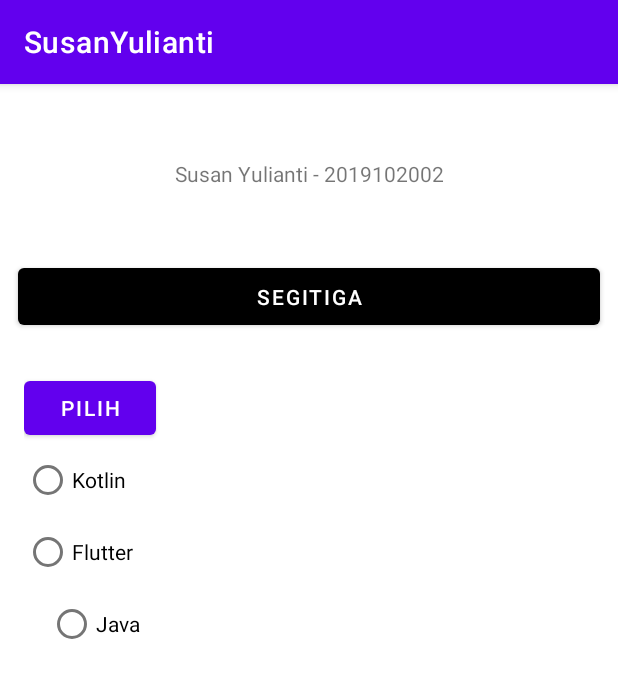
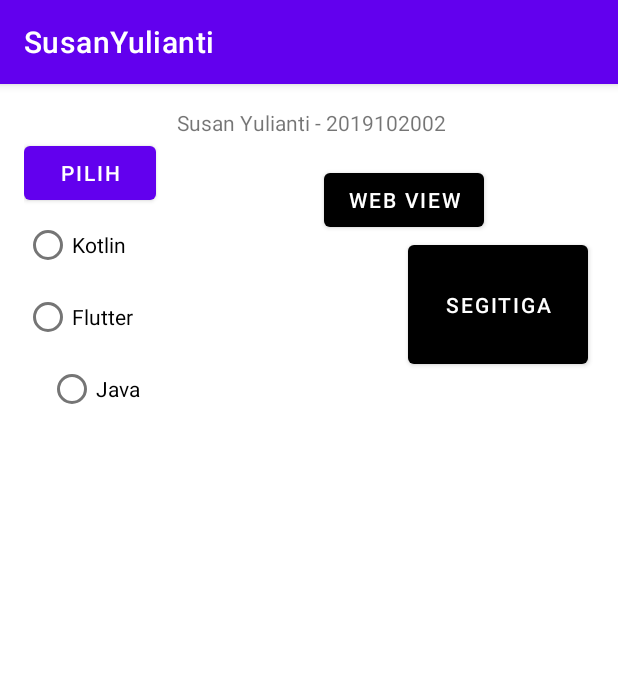
Before and after one commit to susanyulianti/ApkMobile_SusanYulianti, an Android app: the screen it shows after launch (MainActivity), on a phone screen of 412 x 824 dp. Shown: the top 678 px of the screen. Run offline under Robolectric (Android 15) with nearby library versions, the light colour scheme and no system bars.

Commit message:
web view

```diff
--- a/app/src/main/AndroidManifest.xml
+++ b/app/src/main/AndroidManifest.xml
@@ -1,6 +1,8 @@
 <?xml version="1.0" encoding="utf-8"?>
 <manifest xmlns:android="http://schemas.android.com/apk/res/android"
     package="com.mobile.susanyulianti">
+
+    <uses-permission android:name="android.permission.INTERNET" />
 
     <application
         android:allowBackup="true"
@@ -9,6 +11,9 @@
         android:roundIcon="@mipmap/ic_launcher_round"
         android:supportsRtl="true"
         android:theme="@style/Theme.SusanYulianti">
+        <activity
+            android:name=".ViewWeb"
+            android:exported="true" />
         <activity
             android:name=".Segetiga"
             android:exported="true" />
--- a/app/src/main/java/com/mobile/susanyulianti/MainActivity.java
+++ b/app/src/main/java/com/mobile/susanyulianti/MainActivity.java
@@ -13,6 +13,7 @@ public class MainActivity extends AppCompatActivity {
 
     private Button viewsegtiga;
     private  Button viewpilih;
+    private Button viewweb;
 
 
     @Override
@@ -23,6 +24,7 @@ public class MainActivity extends AppCompatActivity {
         //deklarasi ID
         viewsegtiga = (Button) findViewById(R.id.segitiga);
         viewpilih = (Button)findViewById(R.id.pilih);
+        viewweb = (Button) findViewById(R.id.webview);
 
 
         //aksi listener atau intent
@@ -31,6 +33,12 @@ public class MainActivity extends AppCompatActivity {
             public void onClick(View v) {
                 //memanggil class segitiga
                 startActivity(new Intent(getApplicationContext(),Segetiga.class));
+            }
+        });
+        viewweb.setOnClickListener(new View.OnClickListener() {
+            @Override
+            public void onClick(View v) {
+                startActivity(new Intent(getApplicationContext(),ViewWeb.class));
             }
         });
         //aksi radio
--- a/app/src/main/res/layout/activity_main.xml
+++ b/app/src/main/res/layout/activity_main.xml
@@ -10,10 +10,9 @@
         android:id="@+id/linearLayout3"
         android:layout_width="0dp"
         android:layout_height="0dp"
-        android:layout_marginBottom="16dp"
         android:layout_weight="1"
-        app:layout_constraintBottom_toTopOf="@+id/textView2"
-        app:layout_constraintEnd_toEndOf="parent"
+        app:layout_constraintBottom_toTopOf="parent"
+        app:layout_constraintEnd_toStartOf="parent"
         app:layout_constraintStart_toStartOf="parent"
         app:layout_constraintTop_toTopOf="parent">
 
@@ -22,27 +21,26 @@
 
     <Button
         android:id="@+id/segitiga"
-        android:layout_width="0dp"
-        android:layout_height="50dp"
-        android:layout_marginStart="12dp"
-        android:layout_marginEnd="12dp"
-        android:layout_marginBottom="601dp"
+        android:layout_width="120dp"
+        android:layout_height="0dp"
+        android:layout_marginEnd="20dp"
+        android:layout_marginBottom="575dp"
         android:text="Segitiga"
         app:backgroundTint="@color/black"
         app:layout_constraintBottom_toBottomOf="parent"
         app:layout_constraintEnd_toEndOf="parent"
-        app:layout_constraintHorizontal_bias="0.0"
-        app:layout_constraintStart_toStartOf="parent"
-        app:layout_constraintTop_toBottomOf="@+id/textView2" />
+        app:layout_constraintTop_toBottomOf="@+id/webview" />
 
     <RadioGroup
         android:id="@+id/rgjenis"
-        android:layout_width="150dp"
+        android:layout_width="0dp"
         android:layout_height="0dp"
         android:layout_marginStart="16dp"
-        android:layout_marginTop="25dp"
+        android:layout_marginEnd="80dp"
+        app:layout_constraintBottom_toBottomOf="parent"
+        app:layout_constraintEnd_toStartOf="@+id/webview"
         app:layout_constraintStart_toStartOf="parent"
-        app:layout_constraintTop_toBottomOf="@+id/segitiga">
+        app:layout_constraintTop_toBottomOf="@+id/textView2">
 
         <Button
             android:id="@+id/pilih"
@@ -82,11 +80,24 @@
         android:id="@+id/textView2"
         android:layout_width="wrap_content"
         android:layout_height="wrap_content"
-        android:layout_marginBottom="47dp"
+        android:layout_marginTop="16dp"
+        android:layout_marginEnd="25dp"
+        android:layout_marginBottom="18dp"
         android:text="Susan Yulianti - 2019102002"
+        app:layout_constraintBottom_toTopOf="@+id/webview"
+        app:layout_constraintEnd_toEndOf="@+id/webview"
+        app:layout_constraintTop_toTopOf="parent" />
+
+    <Button
+        android:id="@+id/webview"
+        android:layout_width="wrap_content"
+        android:layout_height="wrap_content"
+        android:layout_marginEnd="89dp"
+        android:text="Web View"
+        app:backgroundTint="@color/black"
         app:layout_constraintBottom_toTopOf="@+id/segitiga"
         app:layout_constraintEnd_toEndOf="parent"
-        app:layout_constraintStart_toStartOf="parent"
-        app:layout_constraintTop_toBottomOf="@+id/linearLayout3" />
+        app:layout_constraintStart_toEndOf="@+id/rgjenis"
+        app:layout_constraintTop_toBottomOf="@+id/textView2" />
 
 </androidx.constraintlayout.widget.ConstraintLayout>
```
Also changed, not shown: app/src/main/java/com/mobile/susanyulianti/ViewWeb.java (added, +30 -0 lines), app/src/main/res/layout/activity_view_web.xml (added, +21 -0 lines).
